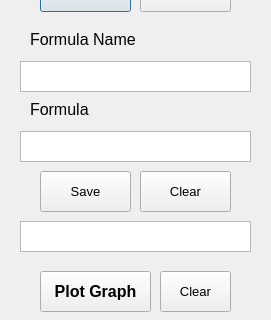
kitzerland/seproj1, file dialog.ui: the form before one commit; both pictures show x 0 to 271 and y 209 to 529 of the 271 by 529 pixel window.
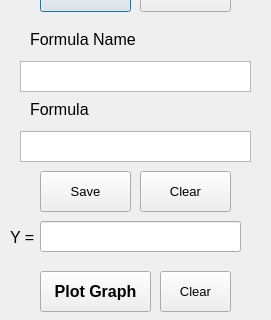
The form after the commit. Icons and pictures are not drawn.

Diff of the .ui file:
```diff
--- a/dialog.ui
+++ b/dialog.ui
@@ -47,16 +47,6 @@
     </rect>
    </property>
   </widget>
-  <widget class="QTextEdit" name="textEdit_Plot">
-   <property name="geometry">
-    <rect>
-     <x>20</x>
-     <y>430</y>
-     <width>231</width>
-     <height>31</height>
-    </rect>
-   </property>
-  </widget>
   <widget class="QPushButton" name="pushButton_delete">
    <property name="geometry">
     <rect>
@@ -247,6 +237,34 @@
     <string>Formula</string>
    </property>
   </widget>
+  <widget class="QLabel" name="label_3">
+   <property name="geometry">
+    <rect>
+     <x>10</x>
+     <y>438</y>
+     <width>31</width>
+     <height>16</height>
+    </rect>
+   </property>
+   <property name="font">
+    <font>
+     <pointsize>12</pointsize>
+    </font>
+   </property>
+   <property name="text">
+    <string>Y =</string>
+   </property>
+  </widget>
+  <widget class="QLineEdit" name="lineEdit_plot">
+   <property name="geometry">
+    <rect>
+     <x>40</x>
+     <y>430</y>
+     <width>201</width>
+     <height>31</height>
+    </rect>
+   </property>
+  </widget>
   <zorder>textEdit_FormulaName</zorder>
   <zorder>textEdit_Plot</zorder>
   <zorder>pushButton_delete</zorder>
```
Left out of the diff: 3 changed lines with no effect on the pictures.
